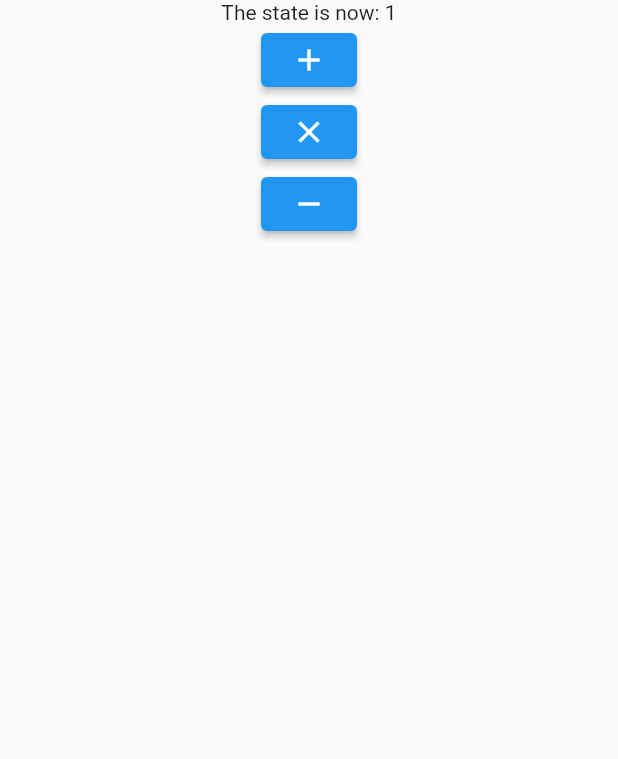
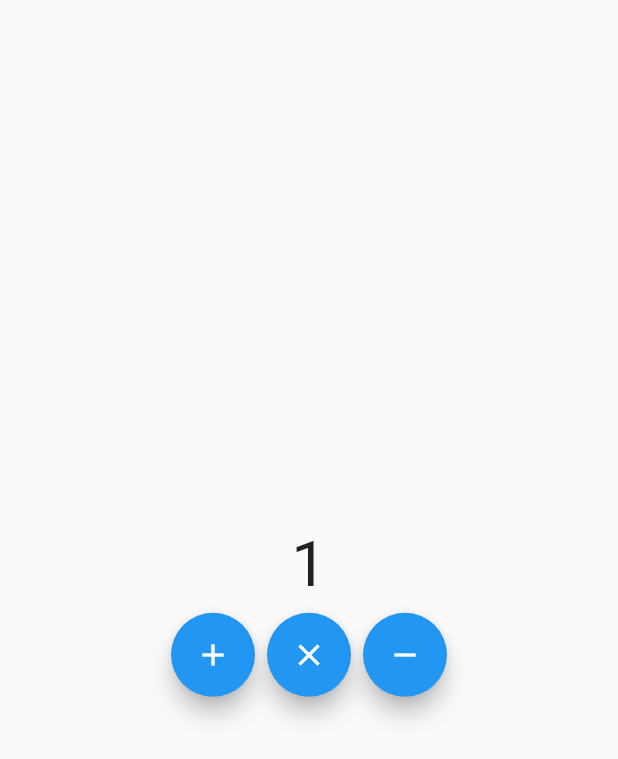
Before and after one commit to kkonat/simplest_bloc, a Flutter app: the screen it shows after launch, after a tap on the "add" icon, on a phone screen of 412 x 824 dp. Shown: the top 759 px of the screen. Run offline on Flutter 3.47's test engine with Material 2 defaults, Android fonts, the phone set to English and light mode, and no system bars; our stand-ins replace flutter_bloc.

Commit message:
generalize state

```diff
--- a/lib/main.dart
+++ b/lib/main.dart
@@ -2,44 +2,57 @@ import 'package:flutter/material.dart';
 import 'package:flutter_bloc/flutter_bloc.dart';
 
 const appName = "Simplest Bloc app";
-void main() {
-  runApp(const App());
+
+class Counter {
+  final int value;
+  const Counter(this.value);
 }
 
-class AppState extends Cubit<int> {
-  AppState(super.initialState);
-
-  set state(val) {
-    emit(val);
-  }
+class State extends Cubit<Counter> {
+  State([super.initialState = const Counter(0)]);
+  setCounter(v) => emit(Counter(v));
+  addCounter(d) => emit(Counter(state.value + d as int));
+  count() => state.value;
 }
 
 class App extends StatelessWidget {
   const App({super.key});
   @override
   build(_) => MaterialApp(
-      title: appName,
       home: Scaffold(
           body: BlocProvider(
-              create: (_) => AppState(0),
-              child: BlocBuilder<AppState, int>(
-                builder: (ctx, _) =>
-                    pageContent(BlocProvider.of<AppState>(ctx)),
-              ))));
+              create: (_) => State(),
+              child:
+                  BlocBuilder<State, Counter>(builder: (c_, s_) => Page()))));
+}
 
-  pageContent(AppState c) => Center(
-        child: Column(
-          children: [
-            Text("The state is now: ${c.state}"),
-            button(Icons.add, () => c.state++),
-            button(Icons.clear, () => c.state = 0),
-            button(Icons.remove, () => c.state--),
-          ],
-        ),
-      );
+class Page extends StatelessWidget {
+  build(ctx) {
+    var c = ctx.read<State>();
+    return Center(
+      child: Column(
+        mainAxisAlignment: MainAxisAlignment.center,
+        children: [
+          Text(
+            "${c.count()}",
+            textScaleFactor: 3.0,
+          ),
+          ButtonBar(alignment: MainAxisAlignment.center, children: [
+            button(Icons.add, () => c.addCounter(1)),
+            button(Icons.clear, () => c.setCounter(0)),
+            button(Icons.remove, () => c.addCounter(-1)),
+          ])
+        ],
+      ),
+    );
+  }
 
-  button(icon, func) => ElevatedButton(
+  static button(icon, func) => FloatingActionButton(
         onPressed: func,
         child: Icon(icon),
       );
 }
+
+void main() {
+  runApp(const App());
+}
```
